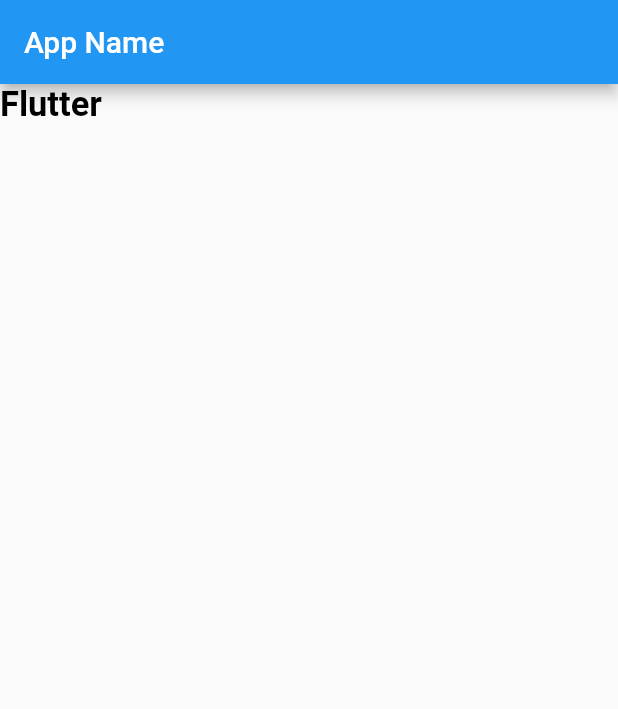
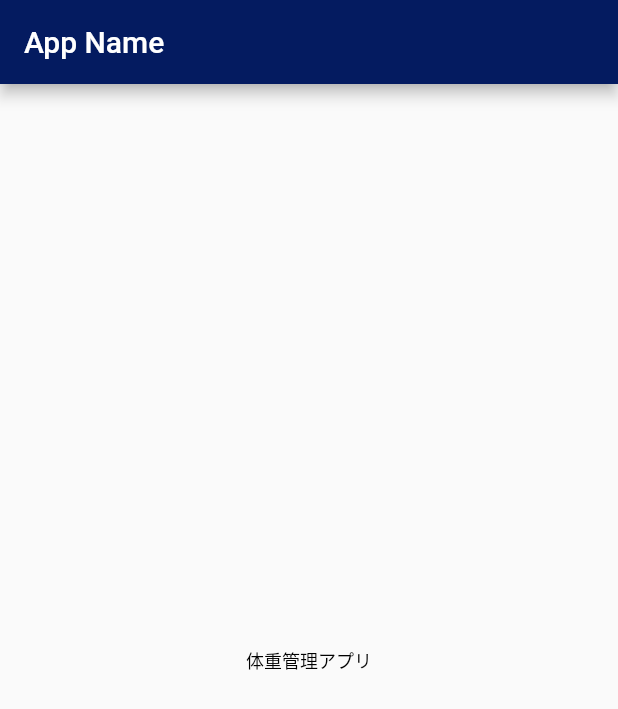
Before and after one commit to mukae9/fat, a Flutter app: the screen it shows after launch, on a phone screen of 412 x 824 dp. Shown: the top 709 px of the screen. Run offline on Flutter 3.47's test engine with Material 2 defaults, Android fonts, the phone set to English and light mode, and no system bars.

Commit message:
top insert

```diff
--- a/lib/main.dart
+++ b/lib/main.dart
@@ -10,10 +10,11 @@ class MyApp extends StatelessWidget {
     return new MaterialApp(
       title: 'Generated App',
       theme: new ThemeData(
-        primarySwatch: Colors.blue,
-        primaryColor: const Color(0xFF2196f3),
-        accentColor: const Color(0xFF2196f3),
+        primarySwatch: Colors.indigo,
+        primaryColor: const Color(0xFF041b60),
+        accentColor: const Color(0xFF3f51b5),
         canvasColor: const Color(0xFFfafafa),
+        fontFamily: 'Roboto',
       ),
       home: new MyHomePage(),
     );
@@ -34,12 +35,20 @@ class _MyHomePageState extends State<MyHomePage> {
         title: new Text('App Name'),
       ),
       body:
-      new Text(
-        "Flutter",
-        style: new TextStyle(fontSize:23.0,
-            color: const Color(0xFF000000),
-            fontWeight: FontWeight.w600,
-            fontFamily: "Roboto"),
+      new Center(
+        child:
+        new Center(
+          child:
+          new Text(
+            "体重管理アプリ",
+            style: new TextStyle(fontSize:12.0,
+                color: const Color(0xFF000000),
+                fontWeight: FontWeight.w200,
+                fontFamily: "Roboto"),
+          ),
+
+        ),
+
       ),
 
     );
```
